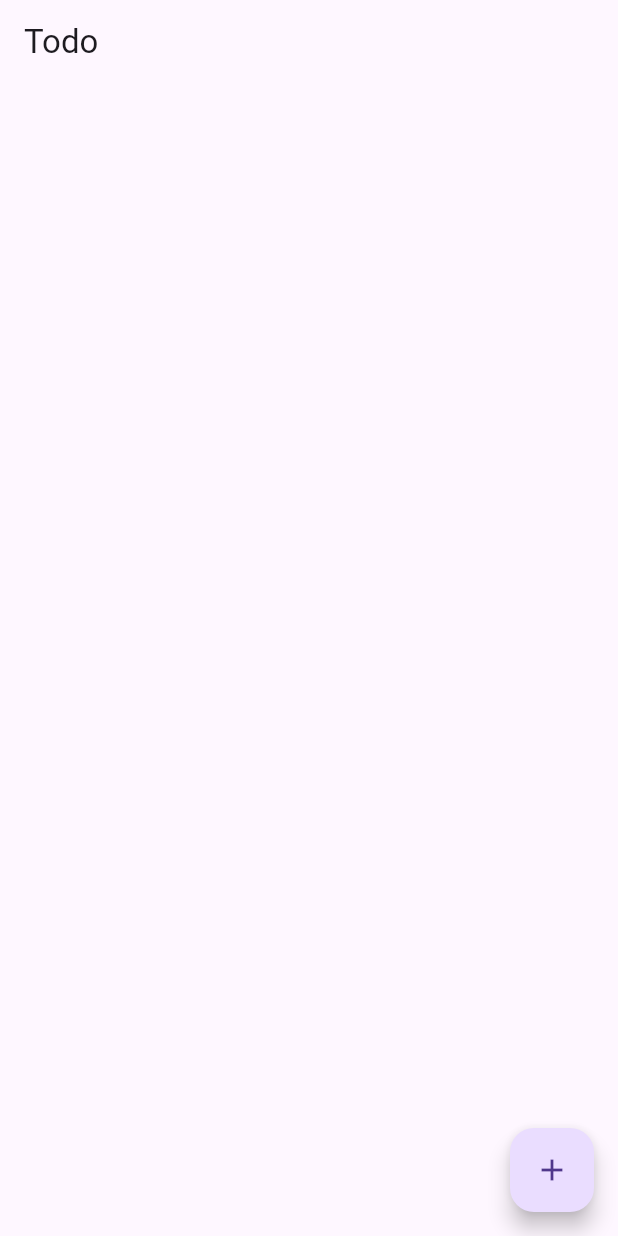
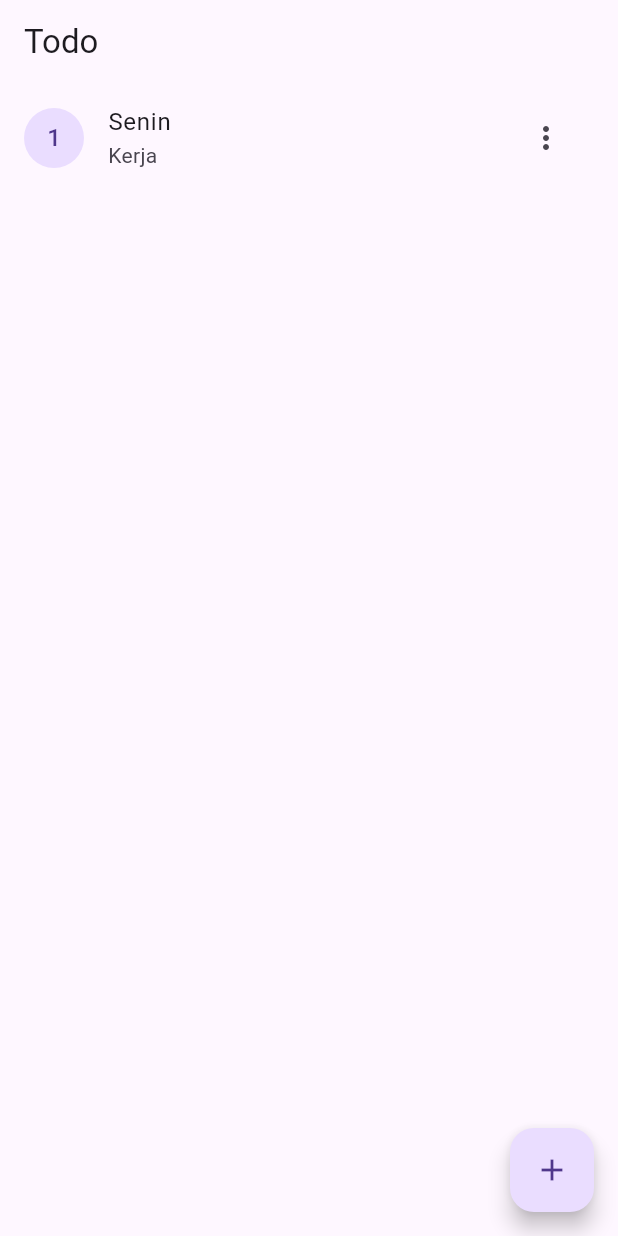
Before and after one commit to AlvinSanudharma/todo_bloc, a Flutter app: the screen it shows after launch, on a phone screen of 412 x 824 dp. Run offline on Flutter 3.47's test engine with Material 3 defaults, Android fonts, the phone set to English and light mode, and no system bars; our stand-ins replace flutter_bloc; missing offline and left inert: d_info, d_input.

Commit message:
refactor(bloc) : Single BloC State Class

```diff
--- a/lib/bloc/todo_bloc.dart
+++ b/lib/bloc/todo_bloc.dart
@@ -7,14 +7,10 @@ part 'todo_event.dart';
 part 'todo_state.dart';
 
 class TodoBloc extends Bloc<TodoEvent, TodoState> {
-  TodoBloc() : super(TodoInitial([])) {
+  TodoBloc() : super(TodoState([], TodoStatus.init)) {
     on<OnAddTodo>(addTodo);
 
     on<OnUpdateTodo>((event, emit) async {
-      emit(TodoLoading(state.todos));
-
-      await Future.delayed(const Duration(milliseconds: 1500));
-
       Todo newTodo = event.newTodo;
       int index = event.index;
 
@@ -22,31 +18,34 @@ class TodoBloc extends Bloc<TodoEvent, TodoState> {
 
       todosUpdated[index] = newTodo;
 
-      emit(TodoUpdated(todosUpdated));
+      emit(TodoState(todosUpdated, TodoStatus.success));
     });
 
     on<OnRemoveTodo>((event, emit) async {
-      emit(TodoLoading(state.todos));
-
-      await Future.delayed(const Duration(milliseconds: 1500));
-
       int index = event.index;
 
       List<Todo> todosRemoved = state.todos;
 
       todosRemoved.removeAt(index);
 
-      emit(TodoRemoved(todosRemoved));
+      emit(TodoState(todosRemoved, TodoStatus.success));
+    });
+
+    on<OnFetchTodo>((event, emit) async {
+      emit(TodoState(state.todos, TodoStatus.loading));
+
+      await Future.delayed(
+        const Duration(milliseconds: 1500),
+      );
+
+      emit(TodoState(
+          [Todo(title: 'Senin', description: 'Kerja')], TodoStatus.success));
     });
   }
 
   FutureOr<void> addTodo(OnAddTodo event, Emitter<TodoState> emit) async {
-    emit(TodoLoading(state.todos));
-
-    await Future.delayed(const Duration(milliseconds: 1500));
-
     Todo newTodo = event.newTodo;
 
-    emit(TodoAdded([...state.todos, newTodo]));
+    emit(TodoState([...state.todos, newTodo], TodoStatus.success));
   }
 }
--- a/lib/bloc/todo_event.dart
+++ b/lib/bloc/todo_event.dart
@@ -2,6 +2,8 @@ part of 'todo_bloc.dart';
 
 @immutable
 sealed class TodoEvent {}
+
+class OnFetchTodo extends TodoEvent {}
 
 class OnAddTodo extends TodoEvent {
   final Todo newTodo;
--- a/lib/bloc/todo_state.dart
+++ b/lib/bloc/todo_state.dart
@@ -1,28 +1,10 @@
 part of 'todo_bloc.dart';
 
-@immutable
-sealed class TodoState {
+enum TodoStatus { init, loading, success, failed }
+
+class TodoState {
   final List<Todo> todos;
+  final TodoStatus status;
 
-  TodoState(this.todos);
+  TodoState(this.todos, this.status);
 }
-
-final class TodoInitial extends TodoState {
-  TodoInitial(super.todos);
-}
-
-final class TodoLoading extends TodoState {
-  TodoLoading(super.todos);
-}
-
-final class TodoAdded extends TodoState {
-  TodoAdded(super.todos);
-}
-
-final class TodoRemoved extends TodoState {
-  TodoRemoved(super.todos);
-}
-
-final class TodoUpdated extends TodoState {
-  TodoUpdated(super.todos);
-}
--- a/lib/pages/todo_page.dart
+++ b/lib/pages/todo_page.dart
@@ -93,6 +93,13 @@ class _TodoPageState extends State<TodoPage> {
   }
 
   @override
+  void initState() {
+    context.read<TodoBloc>().add(OnFetchTodo());
+
+    super.initState();
+  }
+
+  @override
   Widget build(BuildContext context) {
     return Scaffold(
       appBar: AppBar(
@@ -100,13 +107,19 @@ class _TodoPageState extends State<TodoPage> {
       ),
       body: BlocBuilder<TodoBloc, TodoState>(
         builder: (context, state) {
-          if (state is TodoInitial) {
+          if (state.status == TodoStatus.init) {
             return const SizedBox.shrink();
           }
 
-          if (state is TodoLoading) {
+          if (state.status == TodoStatus.loading) {
             return const Center(
               child: CircularProgressIndicator(),
+            );
+          }
+
+          if (state.status == TodoStatus.failed) {
+            return const Center(
+              child: Text('Failed add todo'),
             );
           }
 
```
